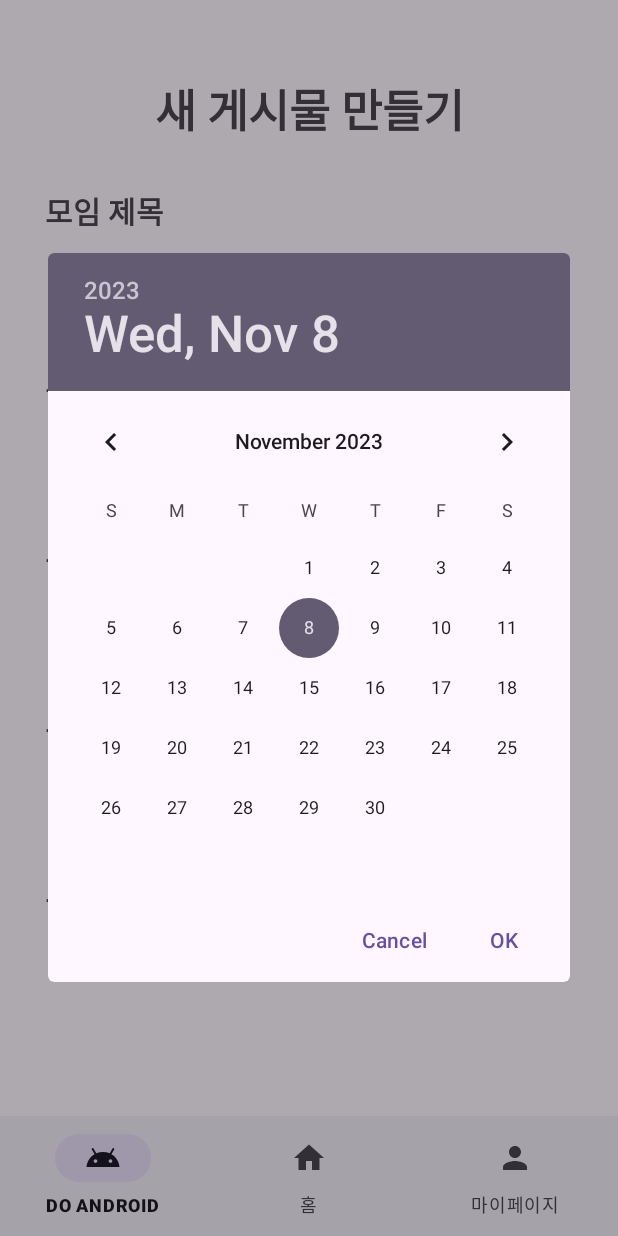
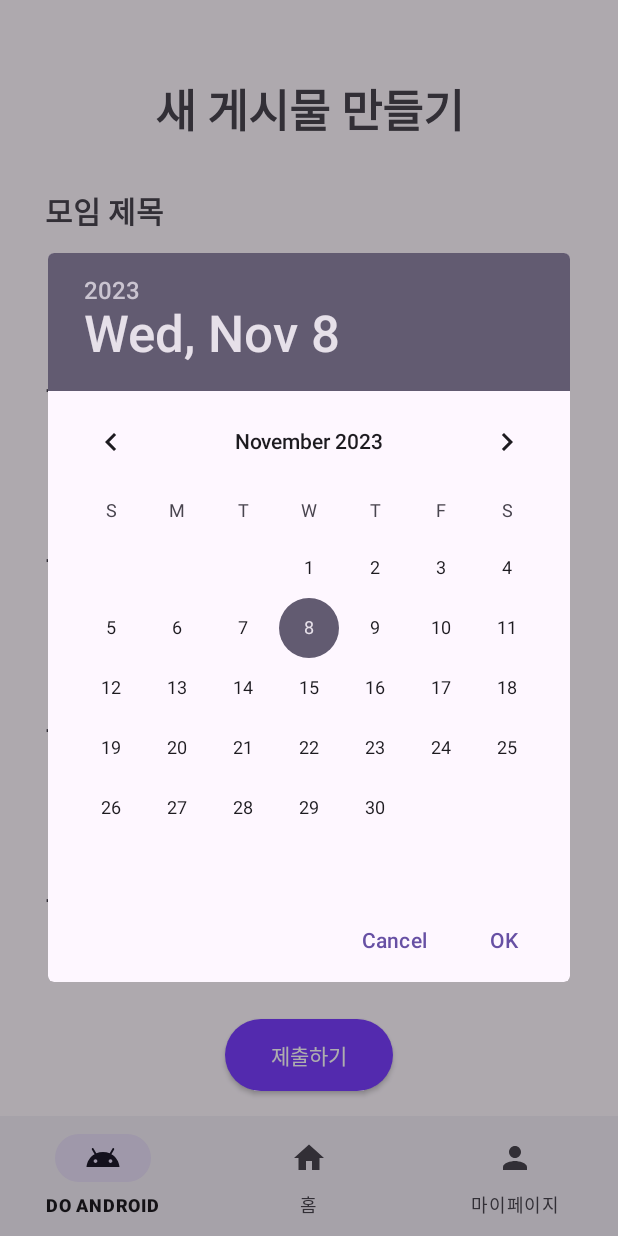
Before and after one commit to DO-SOPT-ANDROID/hoyeon-park, an Android app: the screen it shows after launch (HomeActivity), after a tap on an icon or button, on a phone screen of 412 x 824 dp. Run offline under Robolectric (Android 15) with nearby library versions, the phone set to English and light mode, and no system bars.

Commit message:
[feat] : 제출하기 버튼 xml

```diff
--- /dev/null
+++ b/app/src/main/res/drawable/custom_button_background.xml
@@ -0,0 +1,11 @@
+<?xml version="1.0" encoding="utf-8"?>
+<layer-list xmlns:android="http://schemas.android.com/apk/res/android">
+    <item android:id="@android:id/background">
+        <shape android:shape="rectangle">
+            <!-- 배경 색상을 원하는 색상으로 설정 -->
+            <solid android:color="@color/colorPrimary" />
+            <!-- 테두리를 둥글게 처리 (원하는 반지름으로 조정) -->
+            <corners android:radius="50dp" />
+        </shape>
+    </item>
+</layer-list>
--- a/app/src/main/res/drawable/ic_calendar_month_maincolor_24.xml
+++ b/app/src/main/res/drawable/ic_calendar_month_maincolor_24.xml
@@ -1,4 +1,4 @@
-<vector android:height="24dp" android:tint="#793DFF"
+<vector android:height="24dp" android:tint="@color/colorPrimary"
     android:viewportHeight="24" android:viewportWidth="24"
     android:width="24dp" xmlns:android="http://schemas.android.com/apk/res/android">
     <path android:fillColor="@android:color/white" android:pathData="M19,4h-1V2h-2v2H8V2H6v2H5C3.89,4 3.01,4.9 3.01,6L3,20c0,1.1 0.89,2 2,2h14c1.1,0 2,-0.9 2,-2V6C21,4.9 20.1,4 19,4zM19,20H5V10h14V20zM9,14H7v-2h2V14zM13,14h-2v-2h2V14zM17,14h-2v-2h2V14zM9,18H7v-2h2V18zM13,18h-2v-2h2V18zM17,18h-2v-2h2V18z"/>
--- a/app/src/main/res/layout/fragment_do_android.xml
+++ b/app/src/main/res/layout/fragment_do_android.xml
@@ -1,13 +1,16 @@
 <?xml version="1.0" encoding="utf-8"?>
 <androidx.constraintlayout.widget.ConstraintLayout xmlns:android="http://schemas.android.com/apk/res/android"
     xmlns:app="http://schemas.android.com/apk/res-auto"
+    xmlns:tools="http://schemas.android.com/tools"
     android:layout_width="match_parent"
     android:layout_height="match_parent"
     >
 
     <androidx.constraintlayout.widget.ConstraintLayout
         android:layout_width="match_parent"
-        android:layout_height="match_parent">
+        android:layout_height="match_parent"
+        tools:layout_editor_absoluteX="0dp"
+        tools:layout_editor_absoluteY="35dp">
 
 
         <TextView
@@ -16,8 +19,8 @@
             android:layout_height="wrap_content"
             android:layout_marginTop="50dp"
             android:text="새 게시물 만들기"
+            android:textSize="30sp"
             android:textStyle="bold"
-            android:textSize="30sp"
             app:layout_constraintEnd_toEndOf="parent"
             app:layout_constraintStart_toStartOf="parent"
             app:layout_constraintTop_toTopOf="parent" />
@@ -30,8 +33,8 @@
             android:layout_marginStart="30dp"
             android:layout_marginTop="30dp"
             android:text="@string/post_title"
+            android:textSize="20sp"
             android:textStyle="bold"
-            android:textSize="20sp"
             app:layout_constraintStart_toStartOf="parent"
             app:layout_constraintTop_toBottomOf="@id/welcomeText" />
 
@@ -39,9 +42,9 @@
             android:id="@+id/titleEdit"
             android:layout_width="match_parent"
             android:layout_height="wrap_content"
-            android:layout_marginRight="150dp"
             android:layout_marginLeft="30dp"
             android:layout_marginTop="5dp"
+            android:layout_marginRight="150dp"
             android:hint="@string/post_title_value"
             app:layout_constraintEnd_toEndOf="parent"
             app:layout_constraintStart_toStartOf="parent"
@@ -55,8 +58,8 @@
             android:layout_marginStart="30dp"
             android:layout_marginTop="30dp"
             android:text="@string/post_place"
+            android:textSize="20sp"
             android:textStyle="bold"
-            android:textSize="20sp"
             app:layout_constraintStart_toStartOf="parent"
             app:layout_constraintTop_toBottomOf="@id/titleEdit" />
 
@@ -64,9 +67,9 @@
             android:id="@+id/placeEdit"
             android:layout_width="match_parent"
             android:layout_height="wrap_content"
-            android:layout_marginRight="150dp"
             android:layout_marginLeft="30dp"
             android:layout_marginTop="5dp"
+            android:layout_marginRight="150dp"
             android:hint="@string/post_place_value"
             android:inputType="textPassword"
             app:layout_constraintEnd_toEndOf="parent"
@@ -81,8 +84,8 @@
             android:layout_marginStart="30dp"
             android:layout_marginTop="30dp"
             android:text="@string/post_time"
+            android:textSize="20sp"
             android:textStyle="bold"
-            android:textSize="20sp"
             app:layout_constraintStart_toStartOf="parent"
             app:layout_constraintTop_toBottomOf="@id/placeEdit" />
 
@@ -90,9 +93,9 @@
             android:id="@+id/timeEdit"
             android:layout_width="match_parent"
             android:layout_height="wrap_content"
-            android:layout_marginRight="150dp"
             android:layout_marginLeft="30dp"
             android:layout_marginTop="5dp"
+            android:layout_marginRight="150dp"
             android:hint="@string/post_time_value"
             android:inputType="textPassword"
             app:layout_constraintEnd_toEndOf="parent"
@@ -107,8 +110,8 @@
             android:layout_marginStart="30dp"
             android:layout_marginTop="30dp"
             android:text="@string/post_recruit"
+            android:textSize="20sp"
             android:textStyle="bold"
-            android:textSize="20sp"
             app:layout_constraintStart_toStartOf="parent"
             app:layout_constraintTop_toBottomOf="@id/timeEdit" />
 
@@ -120,8 +123,8 @@
             android:layout_marginTop="5dp"
             android:hint="@string/post_recruit_value"
             android:inputType="textPassword"
+            app:layout_constraintEnd_toStartOf="@id/peopleNumber"
             app:layout_constraintStart_toStartOf="parent"
-            app:layout_constraintEnd_toStartOf="@id/peopleNumber"
             app:layout_constraintTop_toBottomOf="@id/recruitText"
             app:layout_constraintWidth_default="wrap"
             app:layout_constraintWidth_max="100dp" />
@@ -133,9 +136,9 @@
             android:layout_marginStart="4dp"
             android:text="명"
             android:textSize="20sp"
+            app:layout_constraintBottom_toBottomOf="@id/recruitEdit"
             app:layout_constraintStart_toEndOf="@id/recruitEdit"
-            app:layout_constraintTop_toTopOf="@id/recruitEdit"
-            app:layout_constraintBottom_toBottomOf="@id/recruitEdit" />
+            app:layout_constraintTop_toTopOf="@id/recruitEdit" />
 
         <TextView
             android:id="@+id/deadlineText"
@@ -144,8 +147,8 @@
             android:layout_marginStart="30dp"
             android:layout_marginTop="30dp"
             android:text="@string/post_deadline"
+            android:textSize="20sp"
             android:textStyle="bold"
-            android:textSize="20sp"
             app:layout_constraintStart_toStartOf="parent"
             app:layout_constraintTop_toBottomOf="@id/recruitEdit" />
 
@@ -153,12 +156,12 @@
             android:id="@+id/deadlineEdit"
             android:layout_width="match_parent"
             android:layout_height="wrap_content"
-            android:layout_marginRight="200dp"
             android:layout_marginLeft="30dp"
             android:layout_marginTop="5dp"
+            android:layout_marginRight="200dp"
+            android:clickable="true"
+            android:focusable="false"
             android:hint="@string/post_deadline_value"
-            android:focusable="false"
-            android:clickable="true"
             android:onClick="showDatePickerDialog"
             app:layout_constraintEnd_toEndOf="parent"
             app:layout_constraintStart_toStartOf="parent"
@@ -173,8 +176,20 @@
             android:drawableStart="@drawable/ic_calendar_month_maincolor_24"
             android:onClick="showDatePickerDialog"
             app:layout_constraintStart_toEndOf="@id/deadlineEdit"
-            app:layout_constraintTop_toTopOf="@id/deadlineEdit"
-            />
+            app:layout_constraintTop_toTopOf="@id/deadlineEdit" />
+
+        <android.widget.Button
+            android:id="@+id/submitButton"
+            android:layout_width="match_parent"
+            android:layout_height="wrap_content"
+            android:layout_marginHorizontal="150dp"
+            android:layout_marginTop="30dp"
+            android:layout_marginBottom="30dp"
+            android:background="@drawable/custom_button_background"
+            android:text="@string/post_submit"
+            android:textColor="@color/white"
+            app:layout_constraintBottom_toBottomOf="parent"
+            app:layout_constraintTop_toBottomOf="@id/datePickerButton" />
 
     </androidx.constraintlayout.widget.ConstraintLayout>
 </androidx.constraintlayout.widget.ConstraintLayout>
--- a/app/src/main/res/values/colors.xml
+++ b/app/src/main/res/values/colors.xml
@@ -1,7 +1,8 @@
 <?xml version="1.0" encoding="utf-8"?>
 <resources>
-    <color name="colorPrimary">#FFC107</color>
+    <color name="colorPrimary">#793DFF</color>
     <color name="colorPrimaryDark">#FF7043</color>
     <color name="colorAccent">#FFAB40</color>
     <color name="colorGray">#8C8C8C</color>
+    <color name="white">#FFFFFF</color>
 </resources>
--- a/app/src/main/res/values/string.xml
+++ b/app/src/main/res/values/string.xml
@@ -25,5 +25,6 @@
     <string name="post_recruit_value">숫자 입력</string>
     <string name="post_deadline">모집 마감 일자</string>
     <string name="post_deadline_value">YY-MM-SS</string>
+    <string name="post_submit">제출하기</string>
 
 </resources>
```
